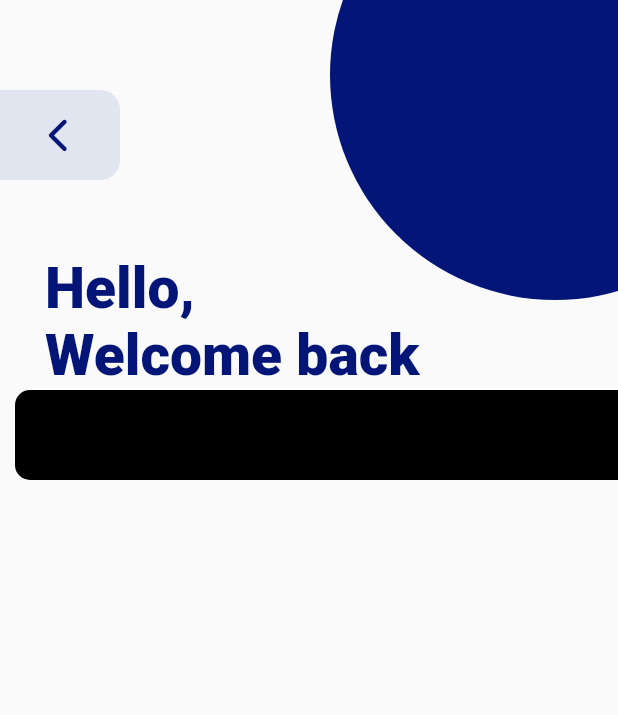
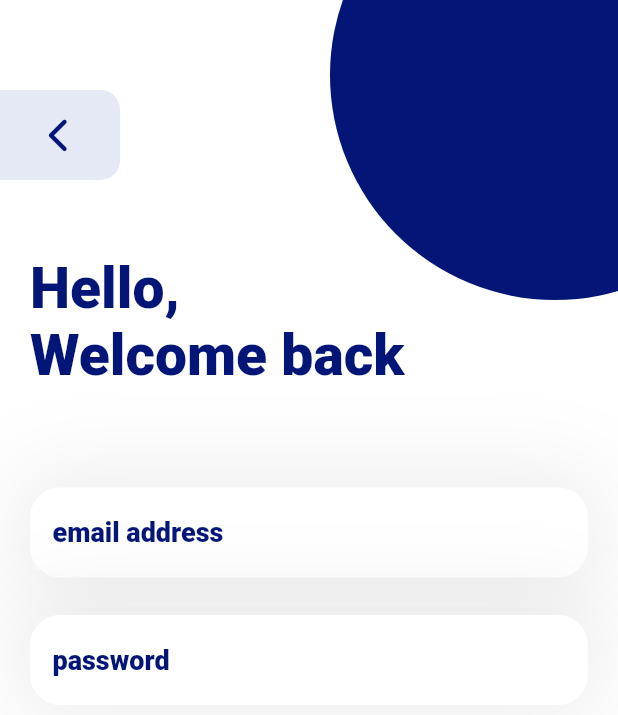
Before and after one commit to Lwasinam/xpost, a Flutter app: the screen it shows after launch, on a phone screen of 412 x 824 dp. Shown: the top 715 px of the screen. Run offline on Flutter 3.47's test engine with Material 2 defaults, Android fonts, the light colour scheme and no system bars; our stand-ins replace font_awesome_flutter.

Commit message:
added form fields

```diff
--- a/lib/screens/auth/signup.dart
+++ b/lib/screens/auth/signup.dart
@@ -13,6 +13,7 @@ class _SignupState extends State<Signup> {
   Widget build(BuildContext context) {
     return SafeArea(
       child: Scaffold(
+        backgroundColor: Colors.white,
         body: Stack(
           children: [
             Positioned(
@@ -28,8 +29,10 @@ class _SignupState extends State<Signup> {
             ),
             Positioned(
               top: 60,
+              child: Container(
+                width: MediaQuery.of(context).size.width,
                 child: Column(
-                mainAxisAlignment: MainAxisAlignment.start,
+                  // mainAxisAlignment: MainAxisAlignment.start,
                   crossAxisAlignment: CrossAxisAlignment.start,
                   children: [
                     Container(
@@ -50,7 +53,7 @@ class _SignupState extends State<Signup> {
                       height: 50,
                     ),
                     Padding(
-                    padding: const EdgeInsets.only(left: 30),
+                      padding: const EdgeInsets.only(left: 20),
                       child: Text(
                         'Hello,\nWelcome back',
                         style: TextStyle(
@@ -60,15 +63,90 @@ class _SignupState extends State<Signup> {
                         ),
                       ),
                     ),
+                    SizedBox(
+                      height: 65,
+                    ),
                     Container(
-                    margin: EdgeInsets.only(left: 10, right: 10),
+                      child: Center(
+                        child: Padding(
+                          padding: const EdgeInsets.only(
+                            left: 15,
+                            right: 15,
+                          ),
+                          child: TextFormField(
+                            style: TextStyle(
+                              fontSize: 18,
+                              fontWeight: FontWeight.w800,
+                              color: AppColors.darkBlue,
+                            ),
+                            decoration: new InputDecoration.collapsed(
+                              hintText: 'email address',
+                              hintStyle: TextStyle(
+                                fontSize: 18,
+                                fontWeight: FontWeight.w800,
+                                color: AppColors.darkBlue,
+                              ),
+                            ),
+                          ),
+                        ),
+                      ),
+                      margin: EdgeInsets.only(left: 20, right: 20),
                       height: 60,
                       width: 600,
                       decoration: BoxDecoration(
-                        borderRadius: BorderRadius.circular(10),
-                        color: Colors.black),
+                        color: Colors.white,
+                        boxShadow: [
+                          BoxShadow(
+                              blurRadius: 50,
+                              spreadRadius: 8,
+                              color: Colors.grey.withOpacity(0.2))
+                        ],
+                        borderRadius: BorderRadius.circular(20),
+                      ),
+                    ),
+                    SizedBox(
+                      height: 25,
+                    ),
+                    Container(
+                      child: Center(
+                        child: Padding(
+                          padding: const EdgeInsets.only(
+                            left: 15,
+                            right: 15,
+                          ),
+                          child: TextFormField(
+                            style: TextStyle(
+                              fontSize: 18,
+                              fontWeight: FontWeight.w800,
+                              color: AppColors.darkBlue,
+                            ),
+                            decoration: new InputDecoration.collapsed(
+                              hintText: 'password',
+                              hintStyle: TextStyle(
+                                fontSize: 18,
+                                fontWeight: FontWeight.w800,
+                                color: AppColors.darkBlue,
+                              ),
+                            ),
+                          ),
+                        ),
+                      ),
+                      margin: EdgeInsets.only(left: 20, right: 20),
+                      height: 60,
+                      width: 600,
+                      decoration: BoxDecoration(
+                        color: Colors.white,
+                        boxShadow: [
+                          BoxShadow(
+                              blurRadius: 50,
+                              spreadRadius: 8,
+                              color: Colors.grey.withOpacity(0.2))
+                        ],
+                        borderRadius: BorderRadius.circular(20),
+                      ),
                     )
                   ],
+                ),
               ),
             ),
           ],
```
Lines whose indentation alone changed are shown as unchanged.
